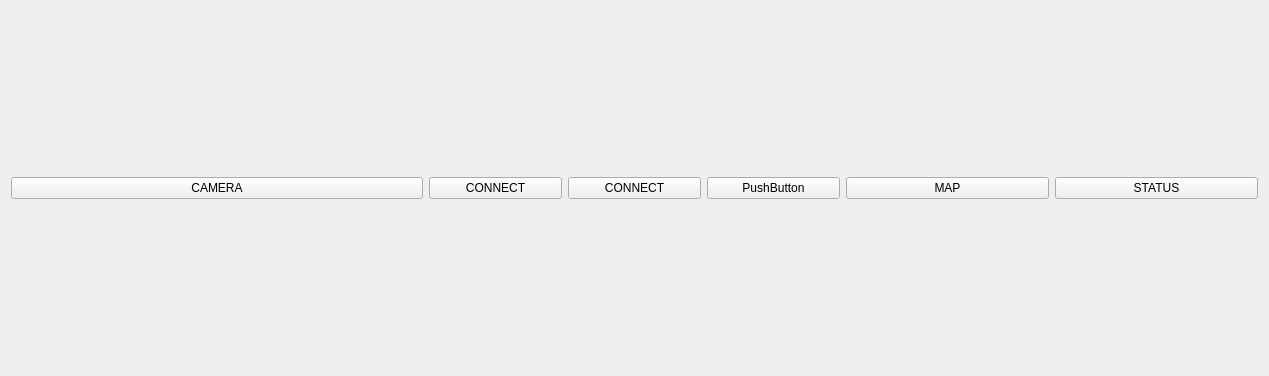
Above: mainwindow.ui from vegardsl/OperatorControlStation before the change. Below: the same form after it.
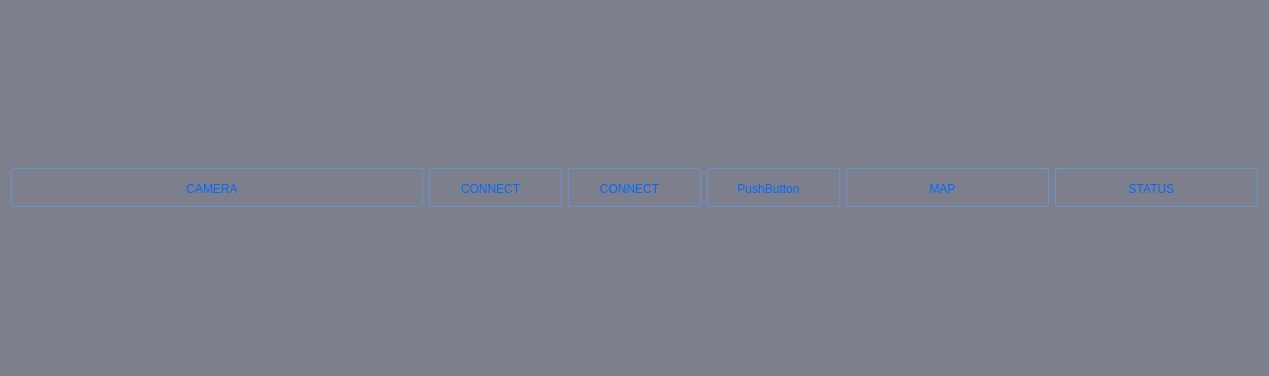
That is the form after the change.

Commit message: Played around with style sheets

The edit to the form file:
```diff
--- a/mainwindow.ui
+++ b/mainwindow.ui
@@ -13,7 +13,57 @@
   <property name="windowTitle">
    <string>MainWindow</string>
   </property>
+  <property name="styleSheet">
+   <string notr="true">QWidget{
+	background-color:#7D7F8C
+}
+
+QPushButton:hover{
+        background: qlineargradient(x1 : 0, y1 : 0, x2 : 0, y2 :   1, stop :   0.0 #ffd9aa,
+                stop :   0.5 #ffbb6e, stop :   0.55 #feae42, stop :   1.0 #fedb74);
+}
+
+QPushButton {
+        border: 1px solid #6593cf;
+        border-radius: 2px;
+        padding: 5px 15px 2px 5px;
+        background: qlineargradient(x1 : 0, y1 : 0, x2 : 0, y2 :   1, stop :   0.0 #f5f9ff,
+                stop :   0.5 #c7dfff, stop :   0.55 #afd2ff, stop :   1.0 #c0dbff);
+        color: #006aff;
+        font: bold large &quot;Arial&quot;;
+        height: 30px;
+}
+
+
+
+
+QPushButton:pressed {
+        background: qlineargradient(x1 : 0, y1 : 0, x2 : 0, y2 :   1, stop :   0.0 #c0dbff,
+        stop :   0.5 #cfd26f, stop :   0.55 #c7df6f, stop :   1.0 #f5f9ff);
+        padding-top: 2px;
+        padding-left: 3px;
+
+}
+
+
+QPushButton:on {
+        background: qlineargradient(x1 : 0, y1 : 0, x2 : 0, y2 :   1, stop :   0.0 #5AA72D,
+        stop :   0.5 #B3E296, stop :   0.55 #B3E296, stop :   1.0 #f5f9ff);
+        padding-top: 2px;
+        padding-left: 3px;
+}
+
+QPushButton:disabled {
+        background: transparent #e5e9ee;
+        padding-top: 2px;        
+        padding-left: 3px;
+        color: black;
+}</string>
+  </property>
   <widget class="QWidget" name="centralWidget">
+   <property name="styleSheet">
+    <string notr="true"/>
+   </property>
    <layout class="QHBoxLayout" name="horizontalLayout">
     <item>
      <layout class="QVBoxLayout" name="verticalPanelLayout">
```
The commit also changes 9 other files.
